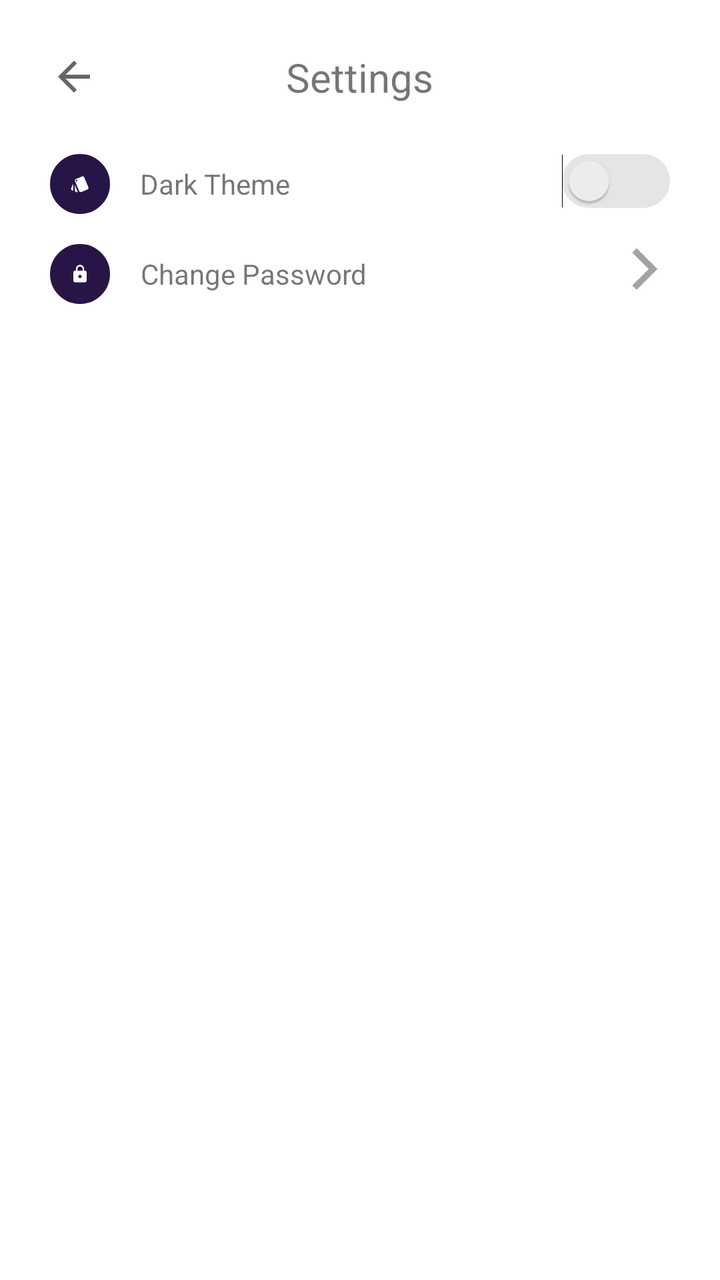
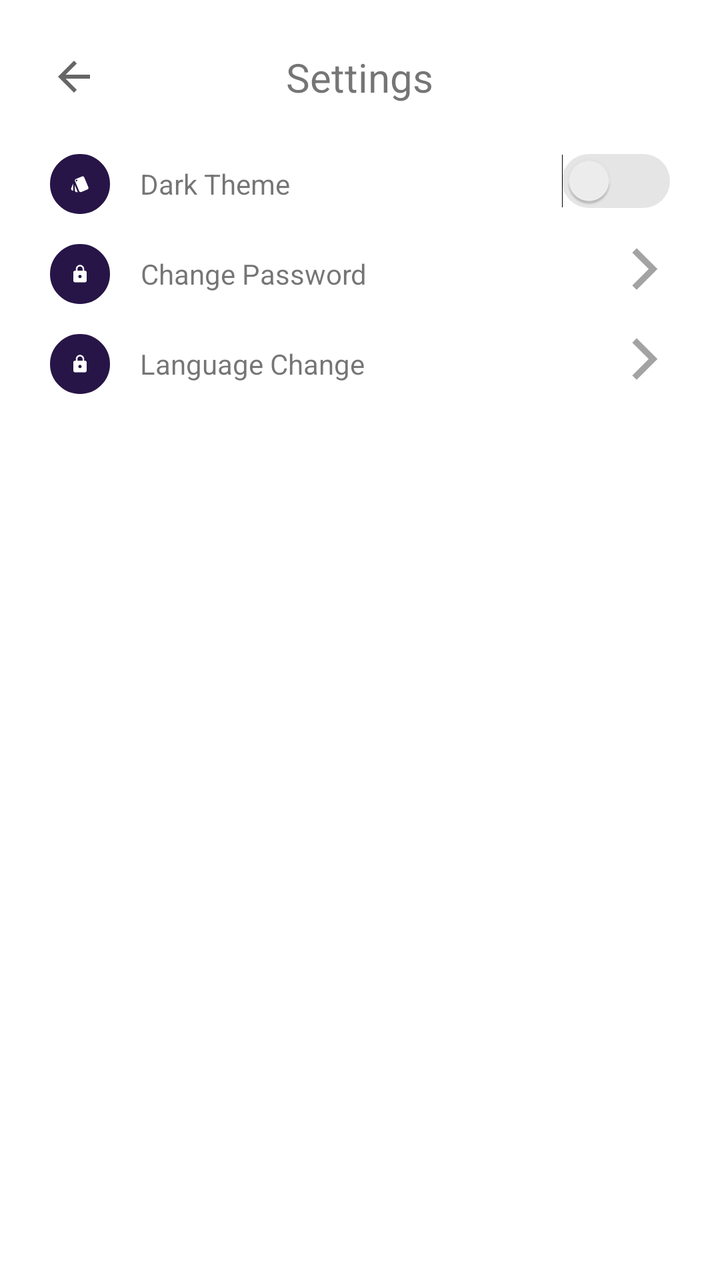

Screens rendered from an Android XML layout before and after an edit, with the pre-edit source and the edit as a unified diff.
<!-- AndroidManifest.xml: application theme AppTheme -->
<!-- res/layout/fragment_setting.xml -->
<?xml version="1.0" encoding="utf-8"?>
<androidx.coordinatorlayout.widget.CoordinatorLayout xmlns:android="http://schemas.android.com/apk/res/android"
    xmlns:app="http://schemas.android.com/apk/res-auto"
    xmlns:tools="http://schemas.android.com/tools"
    android:id="@+id/root_view"
    android:background="@color/colorWhite"
    android:layout_width="match_parent"
    android:layout_height="match_parent">

    <androidx.core.widget.NestedScrollView
        android:scrollbars="none"
        android:fillViewport="true"
        android:layout_width="match_parent"
        android:layout_height="match_parent">

        <LinearLayout
            android:padding="25dp"
            android:orientation="vertical"
            android:layout_width="match_parent"
            android:layout_height="wrap_content">

            <RelativeLayout
                android:layout_marginBottom="25dp"
                android:layout_width="match_parent"
                android:layout_height="wrap_content">
                <ImageButton
                    android:id="@+id/back_button"
                    android:layout_centerVertical="true"
                    android:background="@drawable/ic_baseline_arrow_back_24"
                    android:layout_width="wrap_content"
                    android:layout_height="wrap_content"/>
                <TextView
                    android:id="@+id/title"
                    android:textSize="20sp"
                    android:text="Settings"
                    android:layout_centerInParent="true"
                    android:layout_width="wrap_content"
                    android:layout_height="wrap_content"/>
            </RelativeLayout>

            <RelativeLayout
                android:layout_marginBottom="15dp"
                android:orientation="horizontal"
                android:layout_width="match_parent"
                android:layout_height="wrap_content">
                <LinearLayout
                    android:gravity="center_vertical"
                    android:orientation="horizontal"
                    android:layout_width="wrap_content"
                    android:layout_height="wrap_content">
                    <ImageView
                        android:layout_marginEnd="15dp"
                        app:tint="@color/colorWhite"
                        android:src="@drawable/ic_baseline_style_24"
                        android:backgroundTint="@color/colorPrimary"
                        android:background="@drawable/shape_radius_100_pad_10_stroke_grey_bg_white"
                        android:layout_width="30dp"
                        android:layout_height="30dp"/>
                    <TextView
                        android:id="@+id/dark_theme_title"
                        android:text="Dark Theme"
                        android:textAlignment="center"
                        android:layout_width="wrap_content"
                        android:layout_height="wrap_content"/>
                </LinearLayout>
                <Switch
                    android:id="@+id/dark_theme_switch"
                    android:layout_alignParentEnd="true"
                    android:track="@drawable/selector_switch"
                    android:layout_width="wrap_content"
                    android:layout_height="wrap_content"
                    tools:ignore="UseSwitchCompatOrMaterialXml" />
            </RelativeLayout>

            <RelativeLayout
                android:layout_marginBottom="15dp"
                android:orientation="horizontal"
                android:layout_width="match_parent"
                android:layout_height="wrap_content">
                <LinearLayout
                    android:gravity="center_vertical"
                    android:orientation="horizontal"
                    android:layout_width="wrap_content"
                    android:layout_height="wrap_content">
                    <ImageView
                        android:layout_marginEnd="15dp"
                        app:tint="@color/colorWhite"
                        android:src="@drawable/ic_baseline_lock_24"
                        app:backgroundTint="@color/colorPrimary"
                        android:background="@drawable/shape_radius_100_pad_10_stroke_grey_bg_white"
                        android:layout_width="30dp"
                        android:layout_height="30dp"/>
                    <TextView
                        android:id="@+id/change_password_title"
                        android:text="Change Password"
                        android:textAlignment="center"
                        android:layout_width="wrap_content"
                        android:layout_height="wrap_content"/>
                </LinearLayout>
                <ImageButton
                    android:id="@+id/change_password"
                    android:layout_alignParentEnd="true"
                    android:scaleType="fitCenter"
                    android:adjustViewBounds="true"
                    app:backgroundTint="@color/colorDeepGrey"
                    android:background="@drawable/ic_baseline_arrow_forward_ios_24"
                    android:layout_width="25dp"
                    android:layout_height="25dp" />
            </RelativeLayout>

        </LinearLayout>

    </androidx.core.widget.NestedScrollView>

</androidx.coordinatorlayout.widget.CoordinatorLayout>
<!-- resources referenced by this layout -->
<resources>
  <color name="colorDeepGrey">#A3A3A3</color>
  <color name="colorPrimary">#271547</color>
  <color name="colorWhite">#FFFFFF</color>
  <!-- drawable ic_baseline_arrow_back_24 (drawable) -->
  <vector xmlns:android="http://schemas.android.com/apk/res/android"
      android:width="24dp"
      android:height="24dp"
      android:viewportWidth="24"
      android:viewportHeight="24"
      android:tint="?attr/colorControlNormal">
    <path
        android:fillColor="@android:color/white"
        android:pathData="M20,11H7.83l5.59,-5.59L12,4l-8,8 8,8 1.41,-1.41L7.83,13H20v-2z"/>
  </vector>
  <!-- drawable ic_baseline_arrow_forward_ios_24 (drawable) -->
  <vector xmlns:android="http://schemas.android.com/apk/res/android"
      android:width="24dp"
      android:height="24dp"
      android:viewportWidth="24"
      android:viewportHeight="24"
      android:tint="?attr/colorControlNormal">
    <path
        android:fillColor="@android:color/white"
        android:pathData="M5.88,4.12L13.76,12l-7.88,7.88L8,22l10,-10L8,2z"/>
  </vector>
  <!-- drawable ic_baseline_lock_24 (drawable) -->
  <vector xmlns:android="http://schemas.android.com/apk/res/android"
      android:width="24dp"
      android:height="24dp"
      android:viewportWidth="24"
      android:viewportHeight="24"
      android:tint="?attr/colorControlNormal">
    <path
        android:fillColor="@android:color/white"
        android:pathData="M18,8h-1L17,6c0,-2.76 -2.24,-5 -5,-5S7,3.24 7,6v2L6,8c-1.1,0 -2,0.9 -2,2v10c0,1.1 0.9,2 2,2h12c1.1,0 2,-0.9 2,-2L20,10c0,-1.1 -0.9,-2 -2,-2zM12,17c-1.1,0 -2,-0.9 -2,-2s0.9,-2 2,-2 2,0.9 2,2 -0.9,2 -2,2zM15.1,8L8.9,8L8.9,6c0,-1.71 1.39,-3.1 3.1,-3.1 1.71,0 3.1,1.39 3.1,3.1v2z"/>
  </vector>
  <!-- drawable ic_baseline_style_24 (drawable) -->
  <vector xmlns:android="http://schemas.android.com/apk/res/android"
      android:width="24dp"
      android:height="24dp"
      android:viewportWidth="24"
      android:viewportHeight="24"
      android:tint="?attr/colorControlNormal">
    <path
        android:fillColor="@android:color/white"
        android:pathData="M2.53,19.65l1.34,0.56v-9.03l-2.43,5.86c-0.41,1.02 0.08,2.19 1.09,2.61zM22.03,15.95L17.07,3.98c-0.31,-0.75 -1.04,-1.21 -1.81,-1.23 -0.26,0 -0.53,0.04 -0.79,0.15L7.1,5.95c-0.75,0.31 -1.21,1.03 -1.23,1.8 -0.01,0.27 0.04,0.54 0.15,0.8l4.96,11.97c0.31,0.76 1.05,1.22 1.83,1.23 0.26,0 0.52,-0.05 0.77,-0.15l7.36,-3.05c1.02,-0.42 1.51,-1.59 1.09,-2.6zM7.88,8.75c-0.55,0 -1,-0.45 -1,-1s0.45,-1 1,-1 1,0.45 1,1 -0.45,1 -1,1zM5.88,19.75c0,1.1 0.9,2 2,2h1.45l-3.45,-8.34v6.34z"/>
  </vector>
  <!-- drawable shape_radius_100_pad_10_stroke_grey_bg_white (drawable) -->
  <?xml version="1.0" encoding="utf-8"?>
  <shape xmlns:android="http://schemas.android.com/apk/res/android">
      
      <solid android:color="@color/colorWhite" />
      <stroke android:width="2dp" android:color="#e5e5e5" />
      <padding android:left="10dp" android:top="10dp" android:right="10dp" android:bottom="10dp"/>
      <corners android:radius="100dp"/>
  </shape>
  <style name="AppTheme" parent="Theme.MaterialComponents.DayNight.NoActionBar">
          
          <item name="colorPrimary">@color/colorPrimary</item>
          <item name="colorPrimaryDark">@color/colorPrimaryDark</item>
          <item name="colorAccent">@color/colorAccent</item>
      </style>
  <color name="colorMediumGrey">#E5E5E5</color>
  <color name="colorPrimaryDark">#43105D</color>
  <color name="colorAccent">#2D164A</color>
  <!-- unchanged entries left out for length: 1 -->
</resources>

<!-- the commit's change to res/layout/fragment_setting.xml (unified diff, before → after) -->
@@ -98,7 +98,42 @@
                         android:layout_height="wrap_content"/>
                 </LinearLayout>
                 <ImageButton
-                    android:id="@+id/change_password"
+                    android:id="@+id/item_change_password"
+                    android:layout_alignParentEnd="true"
+                    android:scaleType="fitCenter"
+                    android:adjustViewBounds="true"
+                    app:backgroundTint="@color/colorDeepGrey"
+                    android:background="@drawable/ic_baseline_arrow_forward_ios_24"
+                    android:layout_width="25dp"
+                    android:layout_height="25dp" />
+            </RelativeLayout>
+
+            <RelativeLayout
+                android:layout_marginBottom="15dp"
+                android:orientation="horizontal"
+                android:layout_width="match_parent"
+                android:layout_height="wrap_content">
+                <LinearLayout
+                    android:gravity="center_vertical"
+                    android:orientation="horizontal"
+                    android:layout_width="wrap_content"
+                    android:layout_height="wrap_content">
+                    <ImageView
+                        android:layout_marginEnd="15dp"
+                        app:tint="@color/colorWhite"
+                        android:src="@drawable/ic_baseline_lock_24"
+                        app:backgroundTint="@color/colorPrimary"
+                        android:background="@drawable/shape_radius_100_pad_10_stroke_grey_bg_white"
+                        android:layout_width="30dp"
+                        android:layout_height="30dp"/>
+                    <TextView
+                        android:text="Language Change"
+                        android:textAlignment="center"
+                        android:layout_width="wrap_content"
+                        android:layout_height="wrap_content"/>
+                </LinearLayout>
+                <ImageButton
+                    android:id="@+id/item_change_language"
                     android:layout_alignParentEnd="true"
                     android:scaleType="fitCenter"
                     android:adjustViewBounds="true"
